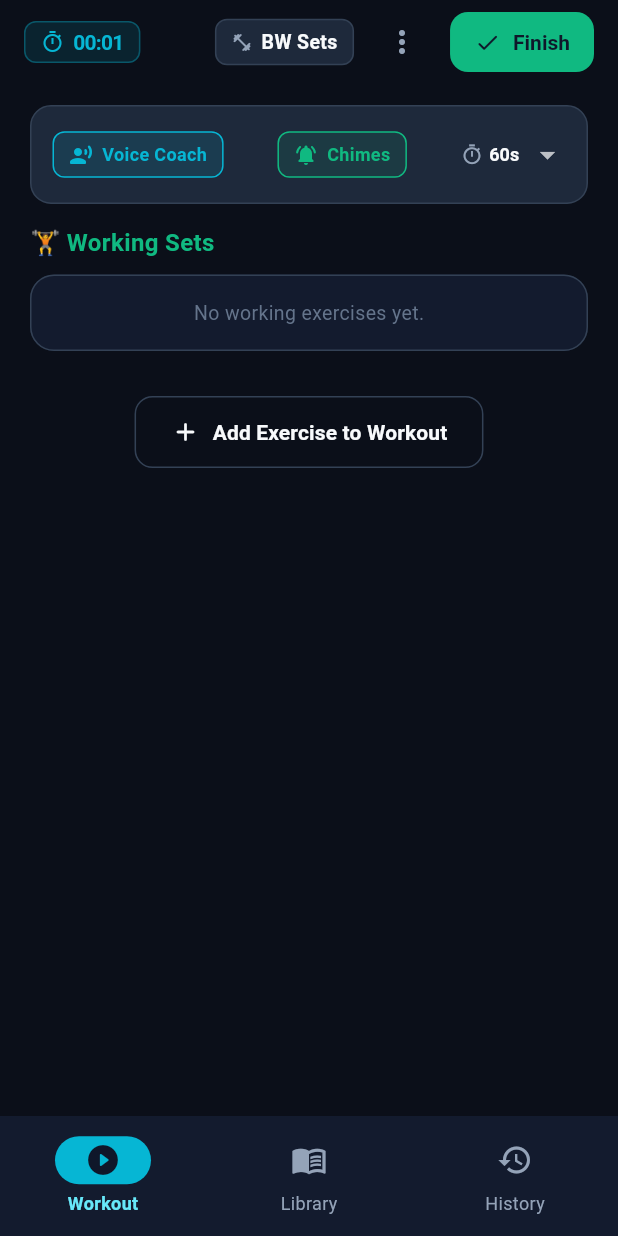
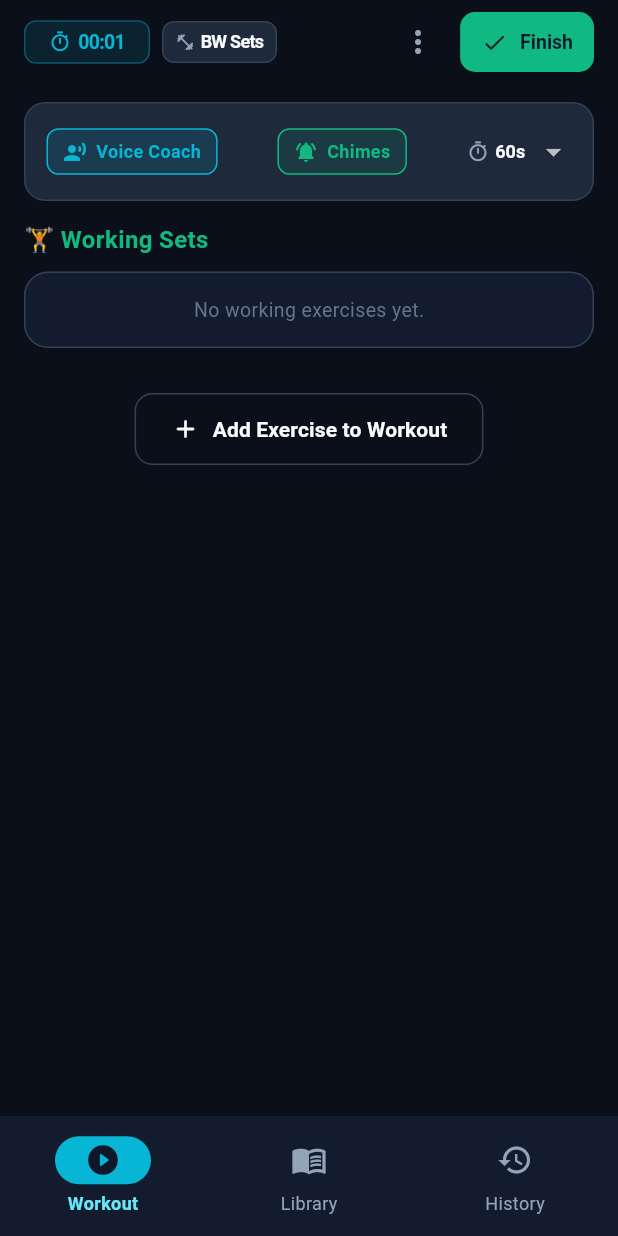
Before and after one commit to armin-hartmann/gemma-fitness, a Flutter app: the screen it shows after launch, after a tap on "Empty Session", on a phone screen of 412 x 824 dp. Run offline on Flutter 3.47's test engine with Material 3 defaults, Android fonts, the phone set to English and light mode, and no system bars; our stand-ins replace drift, drift_flutter, google_generative_ai, shared_preferences; missing offline and left inert: dart:js_interop; accounts and stored records are empty; generated files the repository leaves out were written again.

Commit message:
Align top workout action row flush with settings box, expand timer box for >1h (1:23:45 / 10:45:55), and remove squished title ellipsis

```diff
--- a/lib/ui/features/workout_tracker/views/active_workout_view.dart
+++ b/lib/ui/features/workout_tracker/views/active_workout_view.dart
@@ -305,66 +305,61 @@ class _ActiveWorkoutViewState extends State<ActiveWorkoutView> {
       appBar: AppBar(
         backgroundColor: AppTheme.background,
         automaticallyImplyLeading: false,
+        titleSpacing: 16,
+        actionsPadding: const EdgeInsets.only(right: 16),
         title: Row(
+          mainAxisSize: MainAxisSize.min,
           children: [
+            // Timer Box (designed with ample horizontal room to accommodate 1:23:45 and 10:45:55+)
             Container(
-              padding: const EdgeInsets.symmetric(horizontal: 10, vertical: 5),
+              constraints: const BoxConstraints(minWidth: 84),
+              padding: const EdgeInsets.symmetric(horizontal: 10, vertical: 6),
               decoration: BoxDecoration(
                 color: AppTheme.primary.withAlpha(30),
                 borderRadius: BorderRadius.circular(8),
                 border: Border.all(color: AppTheme.primary.withAlpha(90)),
               ),
               child: Row(
+                mainAxisSize: MainAxisSize.min,
+                mainAxisAlignment: MainAxisAlignment.center,
                 children: [
                   const Icon(Icons.timer_outlined,
-                      size: 16, color: AppTheme.primary),
-                  const SizedBox(width: 6),
+                      size: 15, color: AppTheme.primary),
+                  const SizedBox(width: 5),
                   Text(
                     vm.formattedElapsed,
                     style: const TextStyle(
-                      fontSize: 14,
+                      fontSize: 13,
                       fontWeight: FontWeight.bold,
                       color: AppTheme.primary,
+                      fontFeatures: [FontFeature.tabularFigures()],
                     ),
                   ),
                 ],
               ),
             ),
-            const SizedBox(width: 12),
-            Expanded(
-              child: Text(
-                session.session.notes ?? 'Active Workout',
-                style: const TextStyle(
-                  fontSize: 16,
-                  fontWeight: FontWeight.bold,
-                  color: AppTheme.textPrimary,
-                ),
-                maxLines: 1,
-                overflow: TextOverflow.ellipsis,
-              ),
-            ),
-          ],
-        ),
-        actions: [
+            const SizedBox(width: 8),
+
             // Volume chip
             Container(
-            padding: const EdgeInsets.symmetric(horizontal: 10, vertical: 5),
+              padding: const EdgeInsets.symmetric(horizontal: 8, vertical: 6),
               decoration: BoxDecoration(
                 color: AppTheme.surfaceElevated,
                 borderRadius: BorderRadius.circular(8),
                 border: Border.all(color: AppTheme.cardBorder),
               ),
               child: Row(
+                mainAxisSize: MainAxisSize.min,
                 children: [
                   const Icon(Icons.fitness_center_rounded,
-                    size: 14, color: AppTheme.textSecondary),
-                const SizedBox(width: 6),
+                      size: 13, color: AppTheme.textSecondary),
+                  const SizedBox(width: 4),
                   Text(
                     vm.currentVolume > 0
                         ? '${vm.currentVolume.toStringAsFixed(0)} kg'
                         : 'BW Sets',
                     style: const TextStyle(
-                    fontSize: 13,
+                      fontSize: 12,
                       fontWeight: FontWeight.w600,
                       color: AppTheme.textPrimary,
                     ),
@@ -372,13 +367,15 @@ class _ActiveWorkoutViewState extends State<ActiveWorkoutView> {
                 ],
               ),
             ),
-          const SizedBox(width: 8),
-
+          ],
+        ),
+        actions: [
           // Discard menu
           PopupMenuButton<String>(
             icon: const Icon(Icons.more_vert_rounded,
                 color: AppTheme.textSecondary),
             color: AppTheme.surfaceElevated,
+            tooltip: 'Workout Options',
             onSelected: (val) {
               if (val == 'discard') {
                 _confirmDiscard(vm);
@@ -399,14 +396,17 @@ class _ActiveWorkoutViewState extends State<ActiveWorkoutView> {
               ),
             ],
           ),
-          const SizedBox(width: 8),
+          const SizedBox(width: 4),
 
           // Finish Workout Button
           ElevatedButton.icon(
             style: ElevatedButton.styleFrom(
               backgroundColor: AppTheme.accent,
               foregroundColor: const Color(0xFF0F172A),
-              padding: const EdgeInsets.symmetric(horizontal: 16, vertical: 10),
+              padding: const EdgeInsets.symmetric(horizontal: 14, vertical: 8),
+              shape: RoundedRectangleBorder(
+                borderRadius: BorderRadius.circular(10),
+              ),
             ),
             onPressed: () async {
               final currentElapsed = vm.elapsedDuration;
@@ -425,18 +425,20 @@ class _ActiveWorkoutViewState extends State<ActiveWorkoutView> {
               }
             },
             icon: const Icon(Icons.check_rounded, size: 18),
-            label: const Text('Finish'),
+            label: const Text(
+              'Finish',
+              style: TextStyle(fontWeight: FontWeight.bold, fontSize: 13),
             ),
-          const SizedBox(width: 16),
+          ),
         ],
       ),
       body: Stack(
         children: [
           ListView(
             padding: const EdgeInsets.only(
-              left: 20,
-              right: 20,
-              top: 14,
+              left: 16,
+              right: 16,
+              top: 12,
               bottom: 100,
             ),
             children: [
```
Lines whose indentation alone changed are shown as unchanged.
